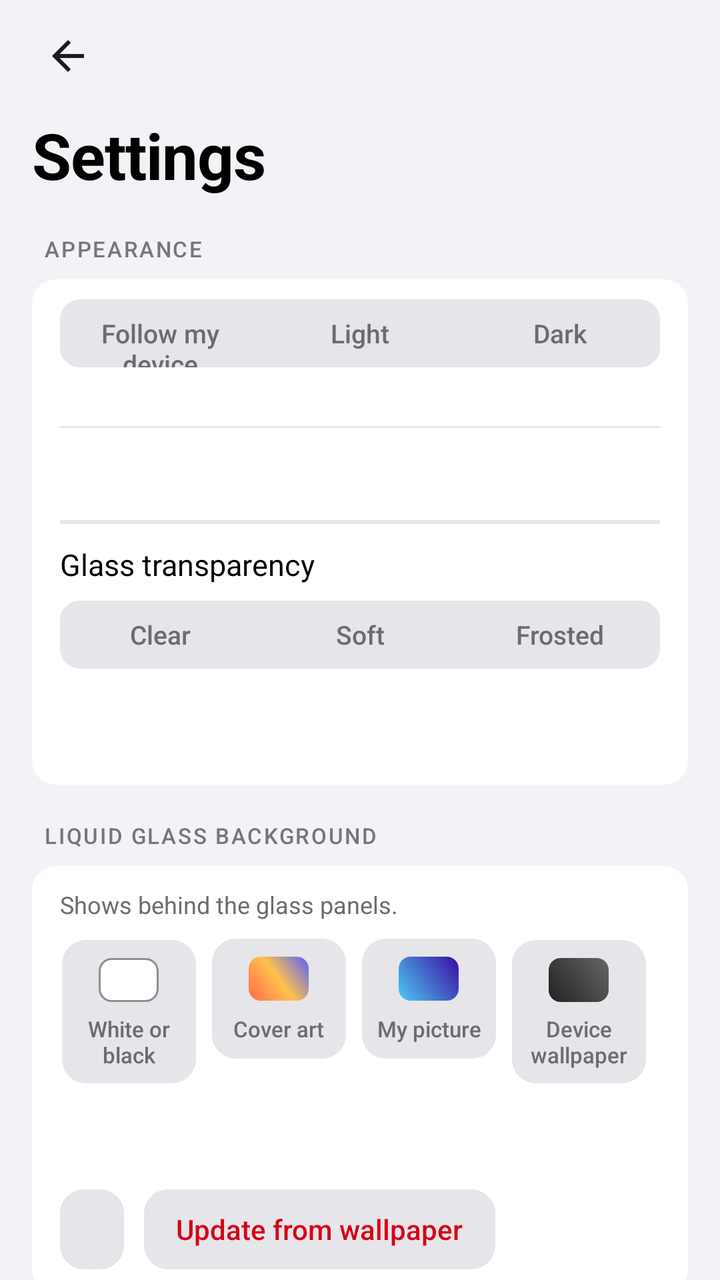
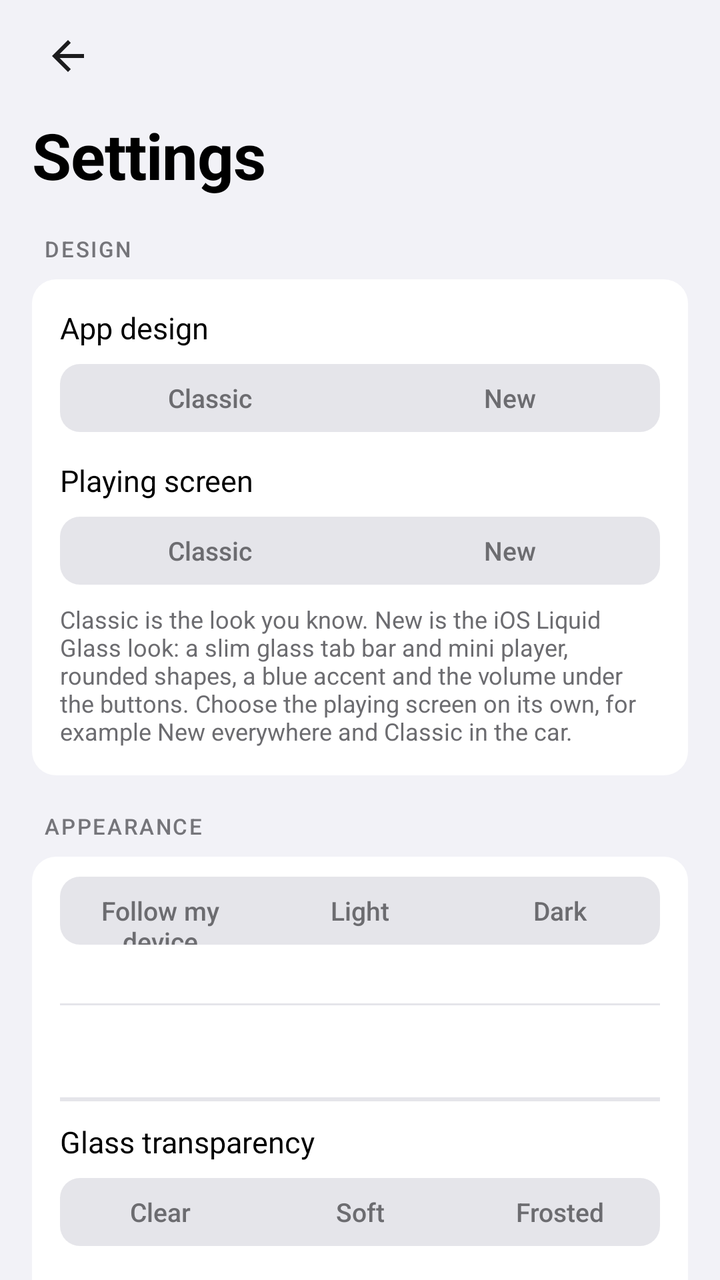

Before-and-after screenshots of an Android layout around one commit, followed by the original layout XML and the change that was made.
<!-- AndroidManifest.xml: application theme AppTheme -->
<!-- res/layout/activity_settings.xml -->
<?xml version="1.0" encoding="utf-8"?>
<LinearLayout xmlns:android="http://schemas.android.com/apk/res/android"
    xmlns:tools="http://schemas.android.com/tools"
    tools:ignore="Overdraw"
    android:layout_width="match_parent"
    android:layout_height="match_parent"
    android:background="@color/grouped_bg"
    android:orientation="vertical"
    android:tag="glass:clear">

    <LinearLayout
        style="@style/TopBar"
        android:paddingStart="4dp"
        android:paddingEnd="4dp">

        <ImageButton
            android:id="@+id/btn_back"
            android:layout_marginStart="6dp"
            android:tag="glass:pill"
            style="@style/IconButton"
            android:contentDescription="@string/cd_back"
            android:src="@drawable/ic_arrow_back" />
    </LinearLayout>

    <TextView
        style="@style/LargeTitle"
        android:layout_marginStart="@dimen/gutter"
        android:layout_marginBottom="4dp"
        android:text="@string/settings_title" />

    <ScrollView
        android:id="@+id/settings_scroll"
        android:layout_width="match_parent"
        android:layout_height="0dp"
        android:layout_weight="1"
        android:scrollbars="none">

        <LinearLayout
            android:layout_width="match_parent"
            android:layout_height="wrap_content"
            android:orientation="vertical"
            android:paddingStart="@dimen/gutter"
            android:paddingTop="8dp"
            android:paddingEnd="@dimen/gutter"
            android:paddingBottom="32dp">

            <TextView
                style="@style/SectionLabel"
                android:text="@string/set_appearance" />

            <LinearLayout
                style="@style/SettingsCard"
                android:tag="glass:card">

                <RadioGroup
                    android:id="@+id/theme_group"
                    android:layout_width="match_parent"
                    android:layout_height="wrap_content"
                    android:layout_marginTop="6dp"
                    android:background="@drawable/bg_segment_track"
                    android:orientation="horizontal">

                    <RadioButton
                        android:id="@+id/theme_system"
                        style="@style/SegmentRadio"
                        android:text="@string/theme_system" />

                    <RadioButton
                        android:id="@+id/theme_light"
                        style="@style/SegmentRadio"
                        android:text="@string/theme_light" />

                    <RadioButton
                        android:id="@+id/theme_dark"
                        style="@style/SegmentRadio"
                        android:text="@string/theme_dark" />
                </RadioGroup>

                <TextView
                    android:id="@+id/theme_system_now"
                    style="@style/SettingSub"
                    android:paddingStart="4dp"
                    android:paddingTop="6dp"
                    android:paddingBottom="6dp" />

                <View
                    android:layout_width="match_parent"
                    android:layout_height="1dp"
                    android:background="@color/divider" />

                <include
                    android:id="@+id/row_glass"
                    layout="@layout/row_setting" />

                <View
                    android:layout_width="match_parent"
                    android:layout_height="1dp"
                    android:background="@color/divider" />

                <View
                    android:layout_width="match_parent"
                    android:layout_height="1dp"
                    android:background="@color/divider" />

                <TextView
                    style="@style/SettingTitle"
                    android:paddingTop="10dp"
                    android:text="@string/set_clarity" />

                <RadioGroup
                    android:id="@+id/clarity_group"
                    android:layout_width="match_parent"
                    android:layout_height="wrap_content"
                    android:layout_marginTop="8dp"
                    android:layout_marginBottom="8dp"
                    android:background="@drawable/bg_segment_track"
                    android:orientation="horizontal">

                    <RadioButton
                        android:id="@+id/clarity_clear"
                        style="@style/SegmentRadio"
                        android:text="@string/clarity_clear" />

                    <RadioButton
                        android:id="@+id/clarity_soft"
                        style="@style/SegmentRadio"
                        android:text="@string/clarity_soft" />

                    <RadioButton
                        android:id="@+id/clarity_frosted"
                        style="@style/SegmentRadio"
                        android:text="@string/clarity_frosted" />
                </RadioGroup>

                <include
                    android:id="@+id/row_ambient"
                    layout="@layout/row_setting" />
            </LinearLayout>

            <TextView
                style="@style/SectionLabel"
                android:text="@string/set_background" />

            <LinearLayout
                style="@style/SettingsCard"
                android:tag="glass:card">

                <TextView
                    style="@style/SettingSub"
                    android:paddingTop="6dp"
                    android:paddingBottom="8dp"
                    android:text="@string/set_bg_note" />

                <RadioGroup
                    android:id="@+id/bg_group"
                    android:layout_width="match_parent"
                    android:layout_height="wrap_content"
                    android:orientation="horizontal">

                    <RadioButton
                        android:id="@+id/bg_plain"
                        style="@style/TileRadio"
                        android:drawableTop="@drawable/sw_plain"
                        android:text="@string/set_bg_plain" />
                    <RadioButton
                        android:id="@+id/bg_cover"
                        style="@style/TileRadio"
                        android:drawableTop="@drawable/sw_cover"
                        android:text="@string/set_bg_cover" />
                    <RadioButton
                        android:id="@+id/bg_picture"
                        style="@style/TileRadio"
                        android:drawableTop="@drawable/sw_picture"
                        android:text="@string/set_bg_picture" />
                    <RadioButton
                        android:id="@+id/bg_wallpaper"
                        style="@style/TileRadio"
                        android:drawableTop="@drawable/sw_wallpaper"
                        android:text="@string/set_bg_wallpaper" />
                </RadioGroup>

                <TextView
                    android:id="@+id/bg_picture_sub"
                    style="@style/SettingSub"
                    android:paddingTop="8dp" />

                <TextView
                    android:id="@+id/bg_wallpaper_sub"
                    style="@style/SettingSub"
                    android:paddingTop="2dp" />

                <LinearLayout
                    android:layout_width="match_parent"
                    android:layout_height="wrap_content"
                    android:orientation="horizontal"
                    android:paddingTop="8dp"
                    android:paddingBottom="8dp">

                    <TextView
                        android:id="@+id/bg_pick"
                        style="@style/PillSmall"
                        android:clickable="true"
                        android:focusable="true" />

                    <TextView
                        android:id="@+id/bg_wallpaper_update"
                        style="@style/PillSmall"
                        android:layout_marginStart="10dp"
                        android:clickable="true"
                        android:focusable="true"
                        android:text="@string/set_bg_update" />
                </LinearLayout>
            </LinearLayout>

            <TextView
                style="@style/SectionLabel"
                android:text="@string/set_bar_style" />

            <LinearLayout
                style="@style/SettingsCard"
                android:tag="glass:card">

                <RadioGroup
                    android:id="@+id/bar_style_group"
                    android:layout_width="match_parent"
                    android:layout_height="wrap_content"
                    android:layout_marginTop="6dp"
                    android:layout_marginBottom="6dp"
                    android:orientation="horizontal">

                    <RadioButton
                        android:id="@+id/bar_style_bars"
                        style="@style/TileRadio"
                        android:drawableTop="@drawable/ic_style_bars"
                        android:text="@string/bar_style_bars" />
                    <RadioButton
                        android:id="@+id/bar_style_dots"
                        style="@style/TileRadio"
                        android:drawableTop="@drawable/ic_style_dots"
                        android:text="@string/bar_style_dots" />
                    <RadioButton
                        android:id="@+id/bar_style_mirror"
                        style="@style/TileRadio"
                        android:drawableTop="@drawable/ic_style_mirror"
                        android:text="@string/bar_style_mirror" />
                    <RadioButton
                        android:id="@+id/bar_style_wave"
                        style="@style/TileRadio"
                        android:drawableTop="@drawable/ic_style_wave"
                        android:text="@string/bar_style_wave" />
                </RadioGroup>
            </LinearLayout>

            <TextView
                style="@style/SectionLabel"
                android:text="@string/set_playing" />

            <LinearLayout
                style="@style/SettingsCard"
                android:tag="glass:card">

                <include
                    android:id="@+id/row_vibrate"
                    layout="@layout/row_setting" />

                <View
                    android:layout_width="match_parent"
                    android:layout_height="1dp"
                    android:background="@color/divider" />

                <include
                    android:id="@+id/row_vibrate_playing"
                    layout="@layout/row_setting" />

                <View
                    android:layout_width="match_parent"
                    android:layout_height="1dp"
                    android:background="@color/divider" />

                <include
                    android:id="@+id/row_cover_tap"
                    layout="@layout/row_setting" />
            </LinearLayout>

            <TextView
                style="@style/SectionLabel"
                android:text="@string/set_library" />

            <LinearLayout
                style="@style/SettingsCard"
                android:tag="glass:card">

                <include
                    android:id="@+id/row_show_all"
                    layout="@layout/row_setting" />

                <View
                    android:layout_width="match_parent"
                    android:layout_height="1dp"
                    android:background="@color/divider" />

                <include
                    android:id="@+id/row_scan"
                    layout="@layout/row_setting" />
            </LinearLayout>

            <TextView
                style="@style/SectionLabel"
                android:text="@string/set_updates" />

            <LinearLayout
                style="@style/SettingsCard"
                android:tag="glass:card">

                <include
                    android:id="@+id/row_version"
                    layout="@layout/row_setting" />

                <TextView
                    android:id="@+id/upd_notes_title"
                    style="@style/SectionLabel"
                    android:layout_marginTop="8dp"
                    android:text="@string/upd_notes"
                    android:visibility="gone" />

                <TextView
                    android:id="@+id/upd_notes"
                    android:layout_width="match_parent"
                    android:layout_height="wrap_content"
                    android:layout_marginTop="4dp"
                    android:ellipsize="end"
                    android:maxLines="10"
                    android:textColor="@color/text_secondary"
                    android:textSize="14sp"
                    android:visibility="gone" />

                <ProgressBar
                    android:id="@+id/upd_progress"
                    style="?android:attr/progressBarStyleHorizontal"
                    android:layout_width="match_parent"
                    android:layout_height="6dp"
                    android:layout_marginTop="14dp"
                    android:max="100"
                    android:progressDrawable="@drawable/seek_progress"
                    android:visibility="gone" />

                <TextView
                    android:id="@+id/upd_hint"
                    android:layout_width="match_parent"
                    android:layout_height="wrap_content"
                    android:layout_marginTop="10dp"
                    android:textColor="@color/text_secondary"
                    android:textSize="14sp"
                    android:visibility="gone" />

                <LinearLayout
                    android:layout_width="match_parent"
                    android:layout_height="wrap_content"
                    android:layout_marginTop="14dp"
                    android:layout_marginBottom="6dp"
                    android:orientation="horizontal">

                    <TextView
                        android:id="@+id/upd_action"
                        style="@style/PillAccent"
                        android:clickable="true"
                        android:focusable="true" />

                    <TextView
                        android:id="@+id/upd_secondary"
                        style="@style/PillOutline"
                        android:layout_marginStart="10dp"
                        android:clickable="true"
                        android:focusable="true"
                        android:visibility="gone" />
                </LinearLayout>

                <View
                    android:layout_width="match_parent"
                    android:layout_height="1dp"
                    android:background="@color/divider" />

                <include
                    android:id="@+id/row_auto"
                    layout="@layout/row_setting" />
            </LinearLayout>

            <TextView
                style="@style/SectionLabel"
                android:text="@string/set_about" />

            <LinearLayout
                style="@style/SettingsCard"
                android:tag="glass:card">

                <TextView
                    android:id="@+id/about_text"
                    style="@style/SettingSub"
                    android:layout_marginTop="12dp"
                    android:lineSpacingMultiplier="1.1"
                    android:textSize="14sp" />

                <TextView
                    android:id="@+id/about_source"
                    style="@style/BannerAction"
                    android:layout_marginStart="-14dp"
                    android:layout_marginBottom="4dp"
                    android:text="@string/set_source"
                    android:textAllCaps="false" />
            </LinearLayout>
        </LinearLayout>
    </ScrollView>
</LinearLayout>
<!-- res/layout/row_setting.xml (included above) -->
<?xml version="1.0" encoding="utf-8"?>
<LinearLayout xmlns:android="http://schemas.android.com/apk/res/android"
    xmlns:tools="http://schemas.android.com/tools"
    android:layout_width="match_parent"
    android:layout_height="wrap_content"
    android:background="?android:attr/selectableItemBackground"
    android:gravity="center_vertical"
    android:minHeight="46dp"
    android:orientation="horizontal"
    tools:ignore="Overdraw">

    <ImageView
        android:id="@+id/set_icon"
        android:layout_width="24dp"
        android:layout_height="24dp"
        android:layout_marginEnd="12dp"
        android:background="@drawable/bg_set_icon"
        android:importantForAccessibility="no"
        android:padding="5dp"
        android:scaleType="fitCenter"
        android:tint="#FFFFFF"
        android:visibility="gone" />

    <LinearLayout
        android:layout_width="0dp"
        android:layout_height="wrap_content"
        android:layout_weight="1"
        android:orientation="vertical"
        android:paddingTop="6dp"
        android:paddingBottom="6dp">

        <TextView
            android:id="@+id/set_title"
            style="@style/SettingTitle" />

        <TextView
            android:id="@+id/set_sub"
            style="@style/SettingSub"
            android:visibility="gone" />
    </LinearLayout>

    <Switch
        android:id="@+id/set_switch"
        android:layout_width="wrap_content"
        android:layout_height="wrap_content"
        android:layout_marginStart="12dp"
        android:importantForAccessibility="no"
        android:thumbTint="#FFFFFFFF"
        android:trackTint="@color/switch_track"
        android:trackTintMode="src_in"
        android:visibility="gone" />
</LinearLayout>
<!-- resources referenced by this layout -->
<resources>
  <style name="BannerAction">
          <item name="android:layout_width">wrap_content</item>
          <item name="android:layout_height">48dp</item>
          <item name="android:gravity">center</item>
          <item name="android:paddingStart">14dp</item>
          <item name="android:paddingEnd">14dp</item>
          <item name="android:background">?android:attr/selectableItemBackground</item>
          <item name="android:clickable">true</item>
          <item name="android:focusable">true</item>
          <item name="android:textColor">@color/accent_text</item>
          <item name="android:textSize">14sp</item>
          <item name="android:fontFamily">sans-serif-medium</item>
          <item name="android:textStyle">bold</item>
      </style>
  <style name="PillSmall" parent="Pill">
          <item name="android:layout_height">40dp</item>
          <item name="android:paddingStart">16dp</item>
          <item name="android:paddingEnd">16dp</item>
          <item name="android:background">@drawable/bg_pill_tint</item>
          <item name="android:textColor">@color/accent_text</item>
          <item name="android:textSize">14sp</item>
      </style>
  <style name="SettingsCard">
          <item name="android:layout_width">match_parent</item>
          <item name="android:layout_height">wrap_content</item>
          <item name="android:layout_marginTop">8dp</item>
          <item name="android:layout_marginBottom">12dp</item>
          <item name="android:background">@drawable/bg_card</item>
          <item name="android:orientation">vertical</item>
          <item name="android:paddingStart">14dp</item>
          <item name="android:paddingEnd">14dp</item>
          <item name="android:paddingTop">4dp</item>
          <item name="android:paddingBottom">4dp</item>
      </style>
  <style name="TileRadio">
          <item name="android:layout_width">0dp</item>
          <item name="android:layout_height">wrap_content</item>
          <item name="android:layout_weight">1</item>
          <item name="android:minHeight">62dp</item>
          <item name="android:layout_marginEnd">6dp</item>
          <item name="android:button">@null</item>
          <item name="android:gravity">center</item>
          <item name="android:drawablePadding">6dp</item>
          <item name="android:paddingTop">10dp</item>
          <item name="android:paddingBottom">8dp</item>
          <item name="android:background">@drawable/bg_tile</item>
          <item name="android:textColor">@color/seg_text</item>
          <item name="android:textSize">11sp</item>
          <item name="android:fontFamily">sans-serif-medium</item>
      </style>
  <style name="AppTheme" parent="android:Theme.Material.NoActionBar">
          <item name="android:colorPrimary">@color/surface</item>
          <item name="android:colorPrimaryDark">@color/bg</item>
          <item name="android:colorAccent">@color/accent_text</item>
          <item name="android:colorBackground">@color/bg</item>
          <item name="android:windowBackground">@color/bg</item>
          <item name="android:statusBarColor">@color/bg</item>
          <item name="android:navigationBarColor">@color/bg</item>
          <item name="android:textColorPrimary">@color/text_primary</item>
          <item name="android:textColorSecondary">@color/text_secondary</item>
          <item name="android:textColorHint">@color/text_tertiary</item>
          <item name="android:colorControlActivated">@color/accent_text</item>
          <item name="android:colorControlHighlight">@color/ripple</item>
          <item name="android:alertDialogTheme">@style/AppDialog</item>
          <item name="android:popupMenuStyle">@style/AppPopup</item>
          <item name="android:switchStyle">@style/AppSwitch</item>
      </style>
  <!-- drawable bg_pill_accent (drawable) -->
  <?xml version="1.0" encoding="utf-8"?>
  <ripple xmlns:android="http://schemas.android.com/apk/res/android"
      android:color="#33000000">
      <item>
          <shape android:shape="rectangle">
              <solid android:color="@color/accent" />
              <corners android:radius="28dp" />
          </shape>
      </item>
      <item android:id="@android:id/mask">
          <shape android:shape="rectangle">
              <solid android:color="#FFFFFFFF" />
              <corners android:radius="28dp" />
          </shape>
      </item>
  </ripple>
  <!-- drawable bg_tile (drawable) -->
  <?xml version="1.0" encoding="utf-8"?>
  <selector xmlns:android="http://schemas.android.com/apk/res/android">
      <item android:state_checked="true">
          <shape android:shape="rectangle">
              <solid android:color="@color/divider" />
              <stroke android:width="2dp" android:color="@color/accent" />
              <corners android:radius="12dp" />
          </shape>
      </item>
      <item>
          <shape android:shape="rectangle">
              <solid android:color="@color/divider" />
              <stroke android:width="2dp" android:color="#00000000" />
              <corners android:radius="12dp" />
          </shape>
      </item>
  </selector>
  <!-- unchanged entries left out for length: 81 -->
</resources>

<!-- the commit's change to res/layout/activity_settings.xml (unified diff, before → after) -->
@@ -43,6 +43,69 @@
             android:paddingTop="8dp"
             android:paddingEnd="@dimen/gutter"
             android:paddingBottom="32dp">
+
+            <TextView
+                style="@style/SectionLabel"
+                android:text="@string/set_design" />
+
+            <LinearLayout
+                style="@style/SettingsCard"
+                android:tag="glass:card">
+
+                <TextView
+                    style="@style/SettingTitle"
+                    android:paddingTop="10dp"
+                    android:text="@string/set_design_app" />
+
+                <RadioGroup
+                    android:id="@+id/design_group"
+                    android:layout_width="match_parent"
+                    android:layout_height="wrap_content"
+                    android:layout_marginTop="8dp"
+                    android:background="@drawable/bg_segment_track"
+                    android:orientation="horizontal">
+
+                    <RadioButton
+                        android:id="@+id/design_classic"
+                        style="@style/SegmentRadio"
+                        android:text="@string/design_classic" />
+
+                    <RadioButton
+                        android:id="@+id/design_new"
+                        style="@style/SegmentRadio"
+                        android:text="@string/design_new" />
+                </RadioGroup>
+
+                <TextView
+                    style="@style/SettingTitle"
+                    android:paddingTop="14dp"
+                    android:text="@string/set_design_player" />
+
+                <RadioGroup
+                    android:id="@+id/player_design_group"
+                    android:layout_width="match_parent"
+                    android:layout_height="wrap_content"
+                    android:layout_marginTop="8dp"
+                    android:background="@drawable/bg_segment_track"
+                    android:orientation="horizontal">
+
+                    <RadioButton
+                        android:id="@+id/player_design_classic"
+                        style="@style/SegmentRadio"
+                        android:text="@string/design_classic" />
+
+                    <RadioButton
+                        android:id="@+id/player_design_new"
+                        style="@style/SegmentRadio"
+                        android:text="@string/design_new" />
+                </RadioGroup>
+
+                <TextView
+                    style="@style/SettingSub"
+                    android:paddingTop="8dp"
+                    android:paddingBottom="10dp"
+                    android:text="@string/set_design_sub" />
+            </LinearLayout>
 
             <TextView
                 style="@style/SectionLabel"
<!-- resource entries referenced after the edit -->
@@ -1,5 +1,11 @@
 <!-- resources referenced by this layout -->
 <resources>
+  <string name="design_classic">Classic</string>
+  <string name="design_new">New</string>
+  <string name="set_design">Design</string>
+  <string name="set_design_app">App design</string>
+  <string name="set_design_player">Playing screen</string>
+  <string name="set_design_sub">Classic is the look you know. New is the iOS Liquid Glass look: a slim glass tab bar and mini player, rounded shapes, a blue accent and the volume under the buttons. Choose the playing screen on its own, for example New everywhere and Classic in the car.</string>
   <style name="BannerAction">
           <item name="android:layout_width">wrap_content</item>
           <item name="android:layout_height">48dp</item>
@@ -9,7 +15,7 @@
           <item name="android:background">?android:attr/selectableItemBackground</item>
           <item name="android:clickable">true</item>
           <item name="android:focusable">true</item>
-          <item name="android:textColor">@color/accent_text</item>
+          <item name="android:textColor">?attr/appAccent</item>
           <item name="android:textSize">14sp</item>
           <item name="android:fontFamily">sans-serif-medium</item>
           <item name="android:textStyle">bold</item>
@@ -18,8 +24,8 @@
           <item name="android:layout_height">40dp</item>
           <item name="android:paddingStart">16dp</item>
           <item name="android:paddingEnd">16dp</item>
-          <item name="android:background">@drawable/bg_pill_tint</item>
-          <item name="android:textColor">@color/accent_text</item>
+          <item name="android:background">?attr/appPillTint</item>
+          <item name="android:textColor">?attr/appAccent</item>
           <item name="android:textSize">14sp</item>
       </style>
   <style name="SettingsCard">
@@ -27,7 +33,7 @@
           <item name="android:layout_height">wrap_content</item>
           <item name="android:layout_marginTop">8dp</item>
           <item name="android:layout_marginBottom">12dp</item>
-          <item name="android:background">@drawable/bg_card</item>
+          <item name="android:background">?attr/appCard</item>
           <item name="android:orientation">vertical</item>
           <item name="android:paddingStart">14dp</item>
           <item name="android:paddingEnd">14dp</item>
@@ -45,7 +51,7 @@
           <item name="android:drawablePadding">6dp</item>
           <item name="android:paddingTop">10dp</item>
           <item name="android:paddingBottom">8dp</item>
-          <item name="android:background">@drawable/bg_tile</item>
+          <item name="android:background">?attr/appTile</item>
           <item name="android:textColor">@color/seg_text</item>
           <item name="android:textSize">11sp</item>
           <item name="android:fontFamily">sans-serif-medium</item>
@@ -66,6 +72,14 @@
           <item name="android:alertDialogTheme">@style/AppDialog</item>
           <item name="android:popupMenuStyle">@style/AppPopup</item>
           <item name="android:switchStyle">@style/AppSwitch</item>
+          <item name="appAccent">@color/accent_text</item>
+          <item name="appAccentFill">@color/accent</item>
+          <item name="appArt">@drawable/bg_art</item>
+          <item name="appArtBig">@drawable/bg_art_big</item>
+          <item name="appCard">@drawable/bg_card</item>
+          <item name="appPillTint">@drawable/bg_pill_tint</item>
+          <item name="appSearch">@drawable/bg_search</item>
+          <item name="appTile">@drawable/bg_tile</item>
       </style>
   <!-- drawable bg_pill_accent (drawable) -->
   <?xml version="1.0" encoding="utf-8"?>
@@ -73,7 +87,7 @@
       android:color="#33000000">
       <item>
           <shape android:shape="rectangle">
-              <solid android:color="@color/accent" />
+              <solid android:color="?attr/appAccentFill" />
               <corners android:radius="28dp" />
           </shape>
       </item>
@@ -84,13 +98,34 @@
           </shape>
       </item>
   </ripple>
+  <!-- drawable bg_art (drawable) -->
+  <?xml version="1.0" encoding="utf-8"?>
+  <shape xmlns:android="http://schemas.android.com/apk/res/android"
+      android:shape="rectangle">
+      <solid android:color="@color/surface_raised" />
+      <corners android:radius="6dp" />
+  </shape>
+  <!-- drawable bg_art_big (drawable) -->
+  <?xml version="1.0" encoding="utf-8"?>
+  <shape xmlns:android="http://schemas.android.com/apk/res/android"
+      android:shape="rectangle">
+      <solid android:color="@color/surface_raised" />
+      <corners android:radius="14dp" />
+  </shape>
+  <!-- drawable bg_search (drawable) -->
+  <?xml version="1.0" encoding="utf-8"?>
+  <shape xmlns:android="http://schemas.android.com/apk/res/android"
+      android:shape="rectangle">
+      <solid android:color="@color/surface" />
+      <corners android:radius="12dp" />
+  </shape>
   <!-- drawable bg_tile (drawable) -->
   <?xml version="1.0" encoding="utf-8"?>
   <selector xmlns:android="http://schemas.android.com/apk/res/android">
       <item android:state_checked="true">
           <shape android:shape="rectangle">
               <solid android:color="@color/divider" />
-              <stroke android:width="2dp" android:color="@color/accent" />
+              <stroke android:width="2dp" android:color="?attr/appAccentFill" />
               <corners android:radius="12dp" />
           </shape>
       </item>
